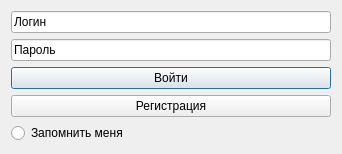
Galt12/pyqt6learn, file login.ui: the form before one commit.
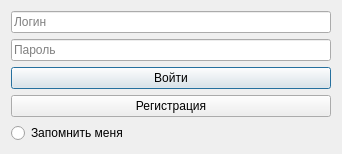
The form after the commit.

Patch:
```diff
--- a/login.ui
+++ b/login.ui
@@ -17,9 +17,12 @@
    <item>
     <widget class="QLineEdit" name="login_line">
      <property name="inputMask">
-      <string>Логин</string>
+      <string/>
      </property>
      <property name="text">
+      <string/>
+     </property>
+     <property name="placeholderText">
       <string>Логин</string>
      </property>
     </widget>
@@ -27,6 +30,12 @@
    <item>
     <widget class="QLineEdit" name="pass_line">
      <property name="text">
+      <string/>
+     </property>
+     <property name="echoMode">
+      <enum>QLineEdit::Password</enum>
+     </property>
+     <property name="placeholderText">
       <string>Пароль</string>
      </property>
     </widget>
```
